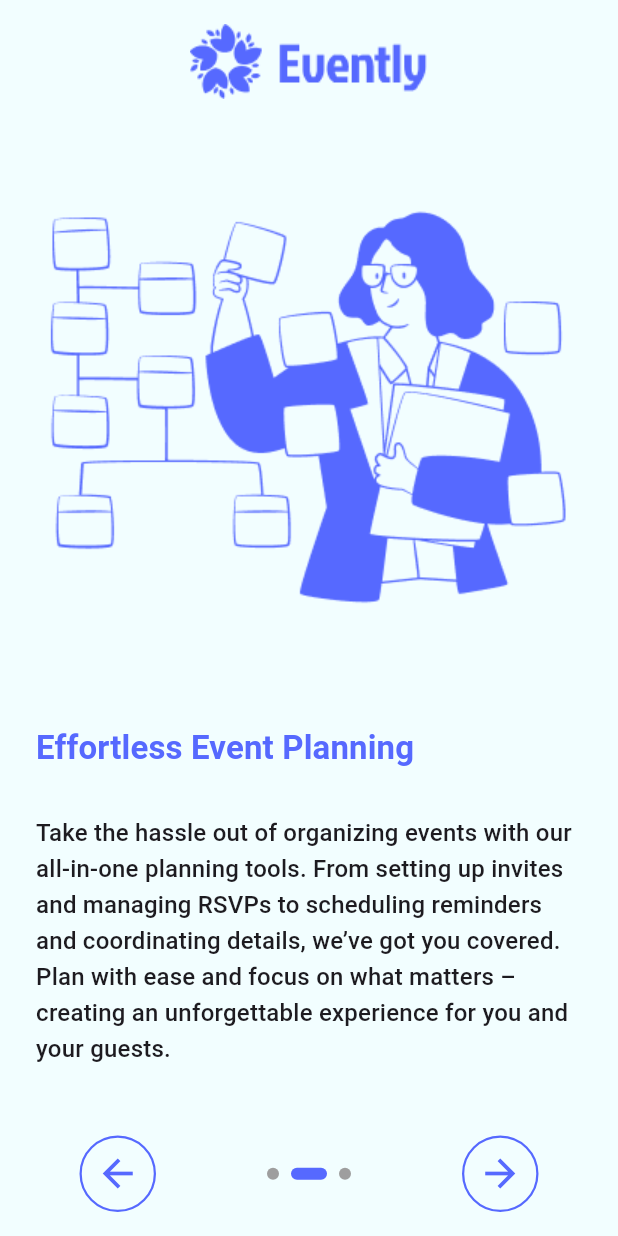
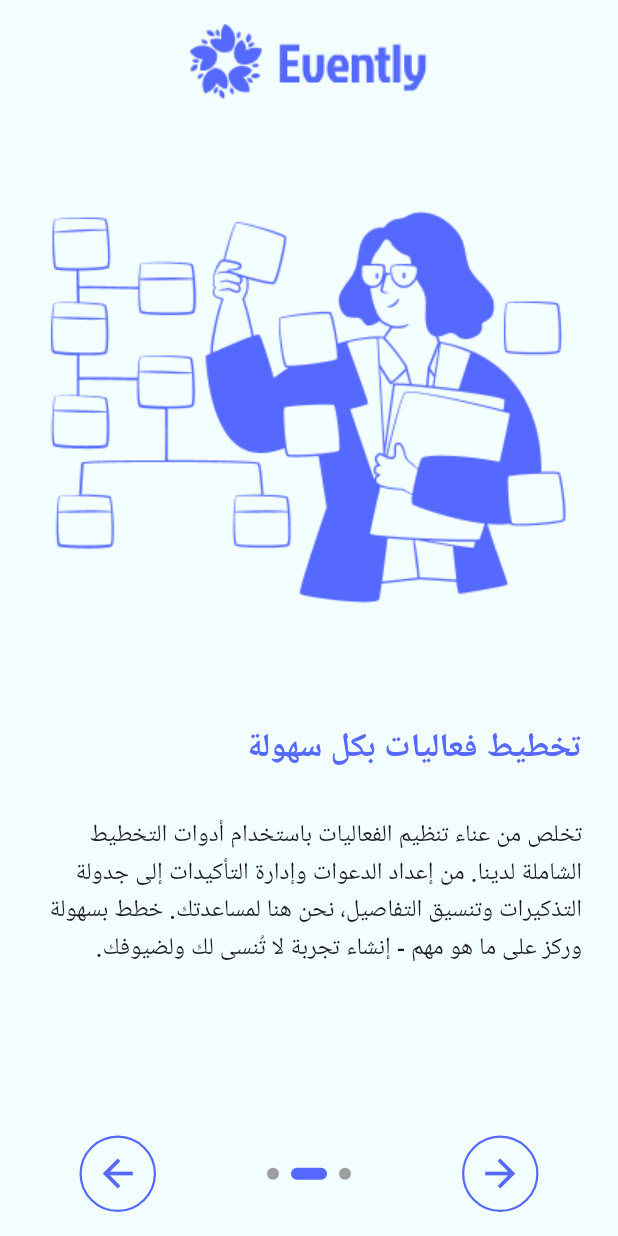
Before and after one commit to ahmedelzek/Event-Planning-App, a Flutter app: the OnboardingScreen screen opened by its route, after a tap on the "arrow forward" icon, on a phone screen of 412 x 824 dp. Run offline on Flutter 3.47's test engine with Material 3 defaults, Android fonts, the phone set to English and light mode, and no system bars; drawn by our look-alikes of smooth_page_indicator; our stand-ins replace animated_toggle_switch, icons_plus, shared_preferences; accounts and stored records are empty; generated files the repository leaves out were written again.

```diff
--- a/analysis_options.yaml
+++ b/analysis_options.yaml
@@ -21,8 +21,8 @@ linter:
   # `// ignore_for_file: name_of_lint` syntax on the line or in the file
   # producing the lint.
   rules:
-    # avoid_print: false  # Uncomment to disable the `avoid_print` rule
-    # prefer_single_quotes: true  # Uncomment to enable the `prefer_single_quotes` rule
+  # avoid_print: false  # Uncomment to disable the `avoid_print` rule
+  # prefer_single_quotes: true  # Uncomment to enable the `prefer_single_quotes` rule
 
 # Additional information about this file can be found at
 # https://dart.dev/guides/language/analysis-options
--- /dev/null
+++ b/l10n.yaml
@@ -0,0 +1,3 @@
+arb-dir: lib/l10n
+template-arb-file: app_en.arb
+output-localization-file: app_localizations.dart
--- /dev/null
+++ b/lib/l10n/app_ar.arb
@@ -0,0 +1,26 @@
+{
+  "setup_screen_title": "خصص تجربتك",
+  "setup_screen_description": "اختر سمة ولغة مفضلة لبدء تجربة مريحة ومخصصة تناسب أسلوبك.",
+  "language": "اللغة",
+  "theme": "السمة",
+  "lets_start": "لنبدأ",
+  "email": "البريد الإلكتروني",
+  "password": "كلمة المرور",
+  "forget_password": "نسيت كلمة المرور",
+  "login": "تسجيل الدخول",
+  "register": "تسجيل",
+  "create_account": "إنشاء حساب",
+  "dont_have_account": "ليس لديك حساب؟",
+  "or": "أو",
+  "login_with_google": "تسجيل الدخول عبر جوجل",
+  "name": "الاسم",
+  "re_password": "إعادة كلمة المرور",
+  "reset_password": "إعادة تعيين كلمة المرور",
+  "already_have_account": "هل لديك حساب بالفعل؟",
+  "onboarding_title_1": "اكتشف الفعاليات التي تلهمك",
+  "onboarding_title_2": "تخطيط فعاليات بكل سهولة",
+  "onboarding_title_3": "تواصل مع الأصدقاء وشارك اللحظات",
+  "onboarding_description_1": "استكشف عالمًا من الفعاليات المصممة لتناسب اهتماماتك الفريدة. سواء كنت مهتمًا بالموسيقى الحية، أو ورش العمل الفنية، أو التواصل المهني، أو مجرد اكتشاف تجارب جديدة، لدينا شيء للجميع. ستساعدك توصياتنا المختارة على الاستكشاف والتواصل والاستفادة القصوى من كل فرصة حولك.",
+  "onboarding_description_2": "تخلص من عناء تنظيم الفعاليات باستخدام أدوات التخطيط الشاملة لدينا. من إعداد الدعوات وإدارة التأكيدات إلى جدولة التذكيرات وتنسيق التفاصيل، نحن هنا لمساعدتك. خطط بسهولة وركز على ما هو مهم - إنشاء تجربة لا تُنسى لك ولضيوفك.",
+  "onboarding_description_3": "اجعل كل فعالية لا تُنسى بمشاركتها مع الآخرين. تتيح لك منصتنا دعوة الأصدقاء، وإبقاء الجميع على اطلاع، والاحتفال باللحظات معًا. التقط وشارك الحماس مع شبكتك حتى تتمكن من استعادة الذكريات الجميلة."
+}
--- /dev/null
+++ b/lib/l10n/app_translations.dart
@@ -0,0 +1,6 @@
+import 'package:flutter/cupertino.dart';
+import 'package:flutter_gen/gen_l10n/app_localizations.dart';
+
+AppLocalizations getTranslations(BuildContext context) {
+  return AppLocalizations.of(context)!;
+}
--- a/lib/main.dart
+++ b/lib/main.dart
@@ -6,6 +6,7 @@ import 'package:evently/ui/screens/setup/setup_screen.dart';
 import 'package:evently/ui/screens/splash/splash_screen.dart';
 import 'package:evently/ui/utilities/app_theme.dart';
 import 'package:flutter/material.dart';
+import 'package:flutter_gen/gen_l10n/app_localizations.dart';
 
 void main() {
   runApp(const MyApp());
@@ -20,6 +21,9 @@ class MyApp extends StatelessWidget {
       title: 'Evently',
       theme: AppTheme.lightTheme,
       initialRoute: SplashScreen.routeName,
+      localizationsDelegates: AppLocalizations.localizationsDelegates,
+      supportedLocales: AppLocalizations.supportedLocales,
+      locale: const Locale('ar'),
       routes: {
         SplashScreen.routeName: (_) => const SplashScreen(),
         OnboardingScreen.routeName: (_) => const OnboardingScreen(),
--- a/lib/ui/screens/onboarding/onboarding_screen.dart
+++ b/lib/ui/screens/onboarding/onboarding_screen.dart
@@ -3,6 +3,7 @@ import 'package:evently/ui/utilities/app_assets.dart';
 import 'package:flutter/material.dart';
 import 'package:smooth_page_indicator/smooth_page_indicator.dart';
 
+import '../../../l10n/app_translations.dart';
 import '../../utilities/shared_preferences.dart';
 import 'onboarding_page.dart';
 
@@ -19,26 +20,26 @@ class _OnboardingScreenState extends State<OnboardingScreen> {
   final PageController _pageController = PageController();
   int _currentPage = 0;
 
-  final List<Widget> _pages = [
-    const OnboardingPage(
-      title: OnboardingTexts.onboardingTitle1,
-      description: OnboardingTexts.onboardingDescription1,
+  @override
+  Widget build(BuildContext context) {
+    final List<Widget> pages = [
+      OnboardingPage(
+        title: getTranslations(context).onboarding_title_1,
+        description: getTranslations(context).onboarding_description_1,
         imagePath: AppImages.onboardingImg1,
       ),
-    const OnboardingPage(
-      title: OnboardingTexts.onboardingTitle2,
-      description: OnboardingTexts.onboardingDescription2,
+      OnboardingPage(
+        title: getTranslations(context).onboarding_title_2,
+        description: getTranslations(context).onboarding_description_2,
         imagePath: AppImages.onboardingImg2,
       ),
-    const OnboardingPage(
-      title: OnboardingTexts.onboardingTitle3,
-      description: OnboardingTexts.onboardingDescription3,
+      OnboardingPage(
+        title: getTranslations(context).onboarding_title_3,
+        description: getTranslations(context).onboarding_description_3,
         imagePath: AppImages.onboardingImg3,
       ),
     ];
 
-  @override
-  Widget build(BuildContext context) {
     return SafeArea(
         child: Scaffold(
       appBar: null,
@@ -56,16 +57,16 @@ class _OnboardingScreenState extends State<OnboardingScreen> {
                   _currentPage = index;
                 });
               },
-              children: _pages,
+              children: pages,
             )),
-            _buildNavigationControls(),
+            _buildNavigationControls(pages.length),
           ],
         ),
       ),
     ));
   }
 
-  Widget _buildNavigationControls() {
+  Widget _buildNavigationControls(int pageCount) {
     return Row(
       mainAxisAlignment: MainAxisAlignment.spaceAround,
       children: [
@@ -93,7 +94,7 @@ class _OnboardingScreenState extends State<OnboardingScreen> {
         ),
         SmoothPageIndicator(
           controller: _pageController,
-          count: _pages.length,
+          count: pageCount,
           effect: ExpandingDotsEffect(
             dotHeight: 8,
             dotWidth: 8,
@@ -109,7 +110,7 @@ class _OnboardingScreenState extends State<OnboardingScreen> {
             icon: Icon(Icons.arrow_forward,
                 color: Theme.of(context).primaryColor, size: 30),
             onPressed: () async {
-              if (_currentPage < _pages.length - 1) {
+              if (_currentPage < pageCount - 1) {
                 _pageController.nextPage(
                   duration: const Duration(milliseconds: 300),
                   curve: Curves.easeInOut,
--- a/lib/ui/utilities/app_assets.dart
+++ b/lib/ui/utilities/app_assets.dart
@@ -9,16 +9,3 @@ abstract class AppImages {
   static const String onboardingImg2 = "${base}onboarding_img2.png";
   static const String onboardingImg3 = "${base}onboarding_img3.png";
 }
-
-abstract class OnboardingTexts {
-  static const String onboardingTitle1 = "Find Events That Inspire You";
-  static const String onboardingTitle2 = "Effortless Event Planning";
-  static const String onboardingTitle3 = "Connect with Friends & Share Moments";
-
-  static const String onboardingDescription1 =
-      "Dive into a world of events crafted to fit your unique interests. Whether you're into live music, art workshops, professional networking, or simply discovering new experiences, we have something for everyone. Our curated recommendations will help you explore, connect, and make the most of every opportunity around you.";
-  static const String onboardingDescription2 =
-      "Take the hassle out of organizing events with our all-in-one planning tools. From setting up invites and managing RSVPs to scheduling reminders and coordinating details, we’ve got you covered. Plan with ease and focus on what matters – creating an unforgettable experience for you and your guests.";
-  static const String onboardingDescription3 =
-      "Make every event memorable by sharing the experience with others. Our platform lets you invite friends, keep everyone in the loop, and celebrate moments together. Capture and share the excitement with your network, so you can relive the highlights and cherish the memories.";
-}
--- a/lib/ui/widgets/language_switcher.dart
+++ b/lib/ui/widgets/language_switcher.dart
@@ -11,6 +11,7 @@ class LanguageSwitcher extends StatefulWidget {
 
 class _LanguageSwitcherState extends State<LanguageSwitcher> {
   var local = "ar";
+
   @override
   Widget build(BuildContext context) {
     return AnimatedToggleSwitch<String>.rolling(
--- a/lib/ui/widgets/theme_switcher.dart
+++ b/lib/ui/widgets/theme_switcher.dart
@@ -11,6 +11,7 @@ class ThemeSwitcher extends StatefulWidget {
 
 class _ThemeSwitcherState extends State<ThemeSwitcher> {
   var selectedThemeMode = ThemeMode.light;
+
   @override
   Widget build(BuildContext context) {
     return AnimatedToggleSwitch<ThemeMode>.rolling(
--- a/pubspec.yaml
+++ b/pubspec.yaml
@@ -17,6 +17,9 @@ dependencies:
   icons_plus: ^5.0.0
   smooth_page_indicator: ^1.2.1
   shared_preferences: ^2.5.2
+  flutter_localizations:
+    sdk: flutter
+  intl: any
 
 dev_dependencies:
   flutter_test:
@@ -25,7 +28,8 @@ dev_dependencies:
   flutter_lints: ^4.0.0
 
 flutter:
+  generate: true
   uses-material-design: true
 
   assets:
-   - assets/images/
+    - assets/images/
```
Also changed, not shown: lib/l10n/app_en.arb (+13 -2 lines), lib/ui/screens/auth/forget_password/forget_password.dart (+12 -4 lines), lib/ui/screens/auth/login/login_screen.dart (+8 -3 lines), lib/ui/screens/auth/register/register_screen.dart (+15 -8 lines), lib/ui/screens/auth/widgets/auth_widgets.dart (+14 -10 lines), lib/ui/screens/setup/setup_screen.dart (+7 -5 lines), pubspec.lock, 21 other files. Lines whose indentation alone changed are shown as unchanged.
